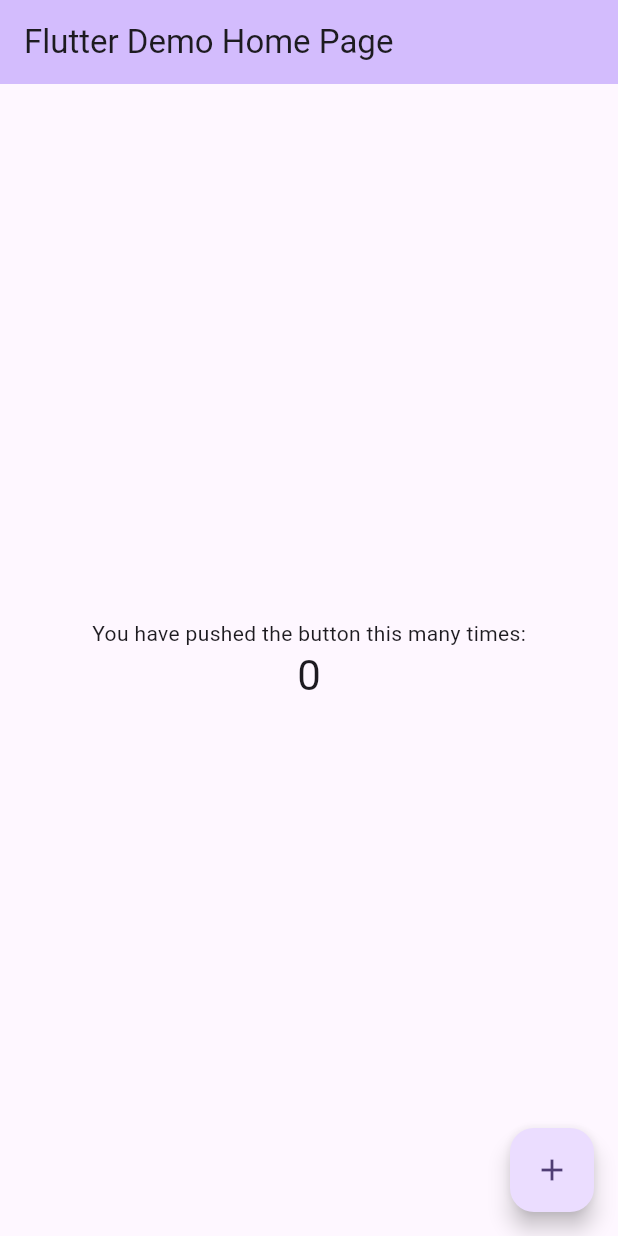
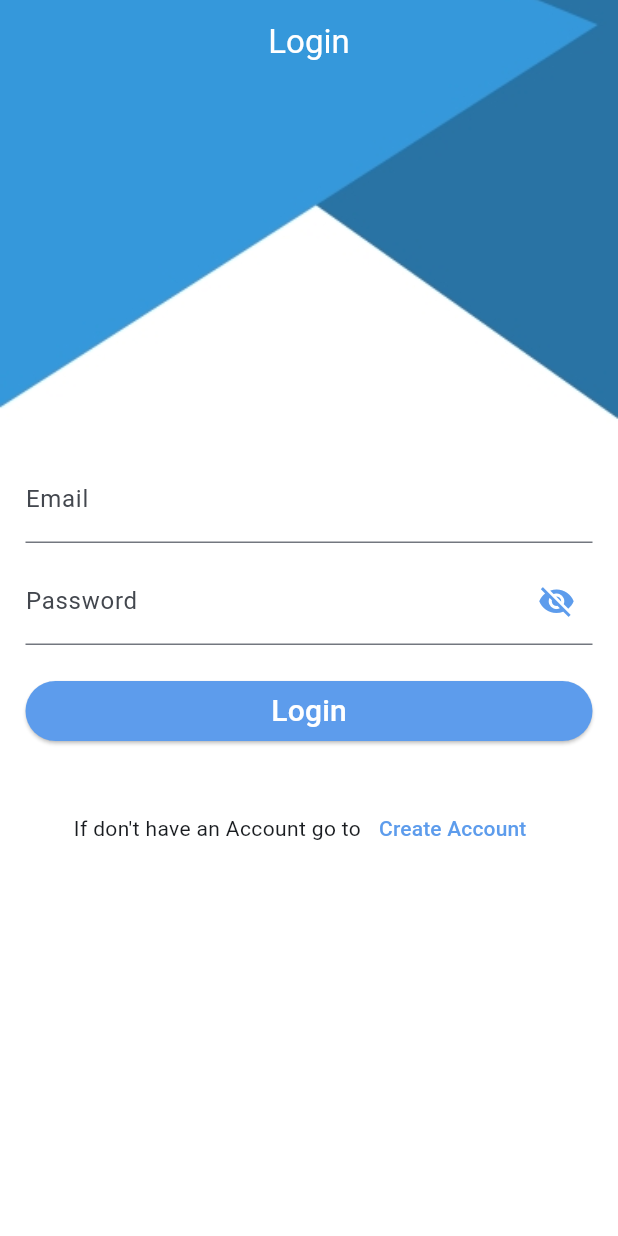
Before and after one commit to youssemagdy/ToDo_List, a Flutter app: the screen it shows after launch, on a phone screen of 412 x 824 dp. Run offline on Flutter 3.47's test engine with Material 3 defaults, Android fonts, the phone set to English and light mode, and no system bars; our stand-ins replace firebase_core; accounts and stored records are empty.

Commit message:
finish design login and register page

```diff
--- /dev/null
+++ b/lib/layout/login/login_page.dart
@@ -0,0 +1,131 @@
+import 'package:flutter/material.dart';
+import 'package:todo_list_3/layout/home/home_page.dart';
+import 'package:todo_list_3/layout/regester/regester_page.dart';
+import 'package:todo_list_3/shared/reusable_component/constans.dart';
+import 'package:todo_list_3/shared/reusable_component/custom_form_fild.dart';
+import 'package:todo_list_3/style/app_color.dart';
+
+class LoginPage extends StatefulWidget {
+  LoginPage({Key? key}) : super(key: key);
+  static const String routeName = '/LoginPage';
+
+  @override
+  State<LoginPage> createState() => _LoginPageState();
+}
+
+class _LoginPageState extends State<LoginPage> {
+  bool isObscure = true;
+  TextEditingController emailController = TextEditingController();
+  TextEditingController passwordController = TextEditingController();
+  GlobalKey<FormState> formKey = GlobalKey<FormState>();
+
+  @override
+  Widget build(BuildContext context) {
+    return Container(
+      decoration: const BoxDecoration(
+        image: DecorationImage(
+          image: AssetImage('assets/images/back.jpg'),
+          fit: BoxFit.cover
+        )
+      ),
+      child: Scaffold(
+        appBar: AppBar(
+          title: const Text('Login', style: TextStyle(color: Colors.white),),
+          backgroundColor: Colors.transparent,
+          centerTitle: true,
+        ),
+        backgroundColor: Colors.transparent,
+        body: Padding(
+          padding: const EdgeInsets.all(17.0),
+          child: Form(
+            key: formKey,
+            child: Column(
+              mainAxisAlignment: MainAxisAlignment.center,
+              crossAxisAlignment: CrossAxisAlignment.stretch,
+              children: [
+                CustomFormFiled(
+                  keyboardType: TextInputType.emailAddress,
+                  controller: emailController,
+                  label: 'Email',
+                  validation: (value){
+                    if (value == null || value.isEmpty){
+                      return "This Filed can't By Empty";
+                    }
+                    if (!RegExp(Constants.emailRegex).hasMatch(value)){
+                      return "Enter Valid Email";
+                    }
+                    return null;
+                  },
+                ),
+                const SizedBox(height: 10,),
+                CustomFormFiled(
+                  keyboardType: TextInputType.visiblePassword,
+                  controller: passwordController,
+                  label: 'Password',
+                  obscureText: isObscure,
+                  suffixIcon: IconButton(
+                    onPressed: (){
+                      setState(() {
+                        isObscure = !isObscure;
+                      });
+                    },
+                    icon: Icon(
+                      isObscure ? Icons.visibility_off : Icons.visibility,
+                      size: 25,
+                      color: AppColor.primaryLightColor,
+                    ),
+                  ),
+                  validation: (value){
+                    if (value == null || value.isEmpty){
+                      return "This Filed can't By Empty";
+                    }
+                    if (value.length < 8 ){
+                      return "Password should be at least 8 char";
+                    }
+                    return null;
+                  },
+                ),
+                const SizedBox(height: 20,),
+                ElevatedButton(
+                  onPressed: (){
+                    if (formKey.currentState?.validate() ?? false){
+                      Navigator.pushReplacementNamed(context, HomePage.routeName);
+                    }
+                  },
+                  style: ElevatedButton.styleFrom(
+                    backgroundColor: AppColor.primaryLightColor,
+                  ),
+                  child: const Text(
+                    'Login',
+                    style: TextStyle(
+                      color: Colors.white,
+                      fontSize: 20
+                    ),
+                  ),
+                ),
+                const SizedBox(height: 30,),
+                Row(
+                  mainAxisAlignment: MainAxisAlignment.center,
+                  children: [
+                    const Text('If don\'t have an Account go to'),
+                    TextButton(
+                      onPressed: (){
+                        Navigator.pushNamed(context, RegesterPage.routeName);
+                      },
+                      child: const Text(
+                        'Create Account',
+                        style: TextStyle(
+                          color: AppColor.primaryLightColor,
+                        ),
+                      ),
+                    )
+                  ],
+                ),
+              ],
+            ),
+          ),
+        ),
+      ),
+    );
+  }
+}
--- a/lib/main.dart
+++ b/lib/main.dart
@@ -1,4 +1,8 @@
 import 'package:flutter/material.dart';
+import 'package:todo_list_3/layout/home/home_page.dart';
+import 'package:todo_list_3/layout/login/login_page.dart';
+import 'package:todo_list_3/layout/regester/regester_page.dart';
+import 'package:todo_list_3/style/theme.dart';
 
 void main() {
   runApp(const MyApp());
@@ -11,115 +15,16 @@ class MyApp extends StatelessWidget {
   @override
   Widget build(BuildContext context) {
     return MaterialApp(
+      theme: AppTheme.lightTheme,
+      darkTheme: AppTheme.darkTheme,
       title: 'ToDo List',
-      theme: ThemeData(
-        // This is the theme of your application.
-        //
-        // TRY THIS: Try running your application with "flutter run". You'll see
-        // the application has a purple toolbar. Then, without quitting the app,
-        // try changing the seedColor in the colorScheme below to Colors.green
-        // and then invoke "hot reload" (save your changes or press the "hot
-        // reload" button in a Flutter-supported IDE, or press "r" if you used
-        // the command line to start the app).
-        //
-        // Notice that the counter didn't reset back to zero; the application
-        // state is not lost during the reload. To reset the state, use hot
-        // restart instead.
-        //
-        // This works for code too, not just values: Most code changes can be
-        // tested with just a hot reload.
-        colorScheme: ColorScheme.fromSeed(seedColor: Colors.deepPurple),
-        useMaterial3: true,
-      ),
-      home: const MyHomePage(title: 'Flutter Demo Home Page'),
+      debugShowCheckedModeBanner: false,
+      routes: {
+        LoginPage.routeName: (_) => LoginPage(),
+        RegesterPage.routeName: (_) => RegesterPage(),
+        HomePage.routeName: (_) => const HomePage(),
+      },
+      initialRoute: LoginPage.routeName,
     );
   }
 }
-
-class MyHomePage extends StatefulWidget {
-  const MyHomePage({super.key, required this.title});
-
-  // This widget is the home page of your application. It is stateful, meaning
-  // that it has a State object (defined below) that contains fields that affect
-  // how it looks.
-
-  // This class is the configuration for the state. It holds the values (in this
-  // case the title) provided by the parent (in this case the App widget) and
-  // used by the build method of the State. Fields in a Widget subclass are
-  // always marked "final".
-
-  final String title;
-
-  @override
-  State<MyHomePage> createState() => _MyHomePageState();
-}
-
-class _MyHomePageState extends State<MyHomePage> {
-  int _counter = 0;
-
-  void _incrementCounter() {
-    setState(() {
-      // This call to setState tells the Flutter framework that something has
-      // changed in this State, which causes it to rerun the build method below
-      // so that the display can reflect the updated values. If we changed
-      // _counter without calling setState(), then the build method would not be
-      // called again, and so nothing would appear to happen.
-      _counter++;
-    });
-  }
-
-  @override
-  Widget build(BuildContext context) {
-    // This method is rerun every time setState is called, for instance as done
-    // by the _incrementCounter method above.
-    //
-    // The Flutter framework has been optimized to make rerunning build methods
-    // fast, so that you can just rebuild anything that needs updating rather
-    // than having to individually change instances of widgets.
-    return Scaffold(
-      appBar: AppBar(
-        // TRY THIS: Try changing the color here to a specific color (to
-        // Colors.amber, perhaps?) and trigger a hot reload to see the AppBar
-        // change color while the other colors stay the same.
-        backgroundColor: Theme.of(context).colorScheme.inversePrimary,
-        // Here we take the value from the MyHomePage object that was created by
-        // the App.build method, and use it to set our appbar title.
-        title: Text(widget.title),
-      ),
-      body: Center(
-        // Center is a layout widget. It takes a single child and positions it
-        // in the middle of the parent.
-        child: Column(
-          // Column is also a layout widget. It takes a list of children and
-          // arranges them vertically. By default, it sizes itself to fit its
-          // children horizontally, and tries to be as tall as its parent.
-          //
-          // Column has various properties to control how it sizes itself and
-          // how it positions its children. Here we use mainAxisAlignment to
-          // center the children vertically; the main axis here is the vertical
-          // axis because Columns are vertical (the cross axis would be
-          // horizontal).
-          //
-          // TRY THIS: Invoke "debug painting" (choose the "Toggle Debug Paint"
-          // action in the IDE, or press "p" in the console), to see the
-          // wireframe for each widget.
-          mainAxisAlignment: MainAxisAlignment.center,
-          children: <Widget>[
-            const Text(
-              'You have pushed the button this many times:',
-            ),
-            Text(
-              '$_counter',
-              style: Theme.of(context).textTheme.headlineMedium,
-            ),
-          ],
-        ),
-      ),
-      floatingActionButton: FloatingActionButton(
-        onPressed: _incrementCounter,
-        tooltip: 'Increment',
-        child: const Icon(Icons.add),
-      ), // This trailing comma makes auto-formatting nicer for build methods.
-    );
-  }
-}
--- /dev/null
+++ b/lib/shared/reusable_component/constans.dart
@@ -0,0 +1,3 @@
+class Constants {
+  static String emailRegex = r"^[a-zA-Z0-9.a-zA-Z0-9.!#$%&'*+-/=?^_`{|}~]+@[a-zA-Z0-9]+\.[a-zA-Z]+" ;
+}
--- /dev/null
+++ b/lib/shared/reusable_component/custom_form_fild.dart
@@ -0,0 +1,42 @@
+import 'package:flutter/material.dart';
+
+// ignore: camel_case_types
+typedef filedValidation = String? Function(String?)?;
+// ignore: must_be_immutable
+class CustomFormFiled extends StatelessWidget {
+  CustomFormFiled({
+    Key? key,
+    required this.label,
+    required this.keyboardType,
+    this.obscureText = false,
+    this.suffixIcon,
+    this.validation,
+    required this.controller,
+  }) : super(key: key);
+
+  String label;
+  TextInputType keyboardType;
+  bool obscureText;
+  Widget? suffixIcon;
+  filedValidation validation;
+  TextEditingController controller;
+
+  @override
+  Widget build(BuildContext context) {
+    return TextFormField(
+      decoration: InputDecoration(
+        labelText: label,
+        suffixIcon: suffixIcon,
+      ),
+      keyboardType: keyboardType,
+      validator: validation,
+      style: const TextStyle(
+        color: Colors.black,
+        fontSize: 17,
+      ),
+      obscureText: obscureText,
+      obscuringCharacter: '*',
+      controller: controller,
+    );
+  }
+}
--- /dev/null
+++ b/lib/style/app_color.dart
@@ -0,0 +1,6 @@
+import 'dart:ui';
+
+class AppColor{
+  static const Color primaryLightColor = Color(0xFF5D9CEC);
+  static const Color backgroundColor = Color(0xFFDFECDB);
+}
--- /dev/null
+++ b/lib/style/theme.dart
@@ -0,0 +1,16 @@
+import 'package:flutter/material.dart';
+import 'package:todo_list_3/style/app_color.dart';
+
+class AppTheme{
+  static ThemeData lightTheme = ThemeData(
+    appBarTheme: const AppBarTheme(
+      backgroundColor: AppColor.primaryLightColor,
+    ),
+    scaffoldBackgroundColor: AppColor.backgroundColor,
+    colorScheme: ColorScheme.fromSeed(
+      seedColor: AppColor.primaryLightColor,
+      primary: AppColor.primaryLightColor,
+    ),
+  );
+  static ThemeData darkTheme = ThemeData();
+}
--- a/pubspec.yaml
+++ b/pubspec.yaml
@@ -59,8 +59,8 @@ flutter:
   uses-material-design: true
 
   # To add assets to your application, add an assets section, like this:
-  # assets:
-  #   - images/a_dot_burr.jpeg
+  assets:
+    - assets/images/
   #   - images/a_dot_ham.jpeg
 
   # An image asset can refer to one or more resolution-specific "variants", see
```
Also changed, not shown: lib/layout/home/home_page.dart (added, +16 -0 lines), lib/layout/regester/regester_page.dart (added, +156 -0 lines), assets/images/back.jpg (added), firebase.json (added), lib/firebase_options.dart (added), 3 other files.
